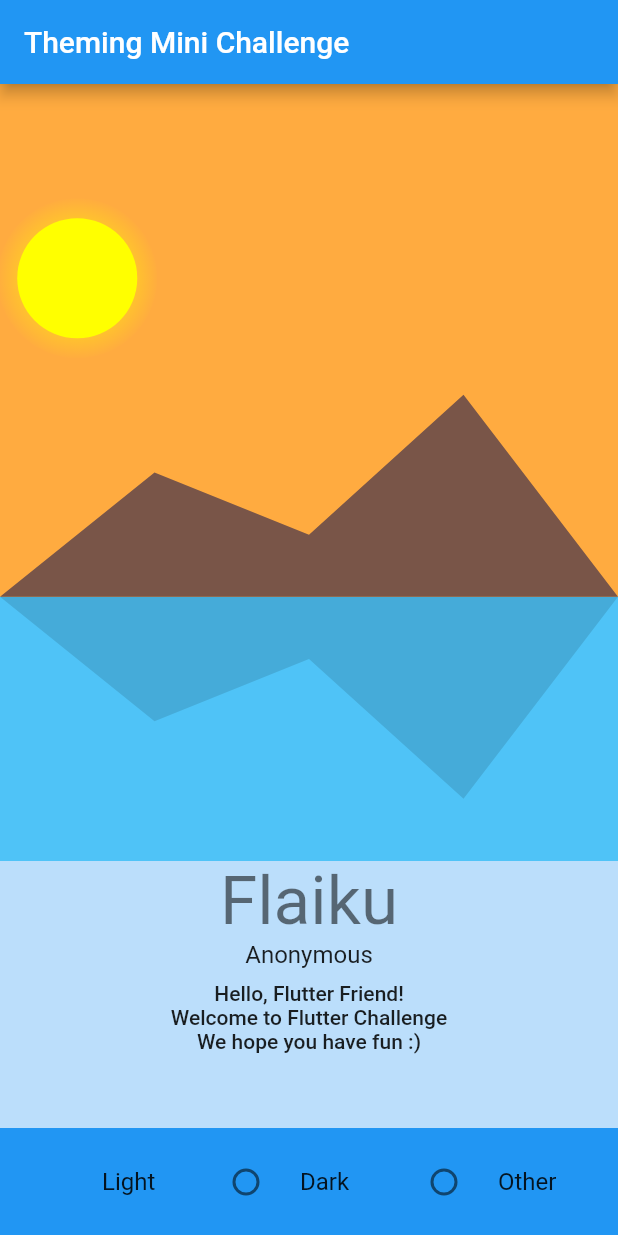
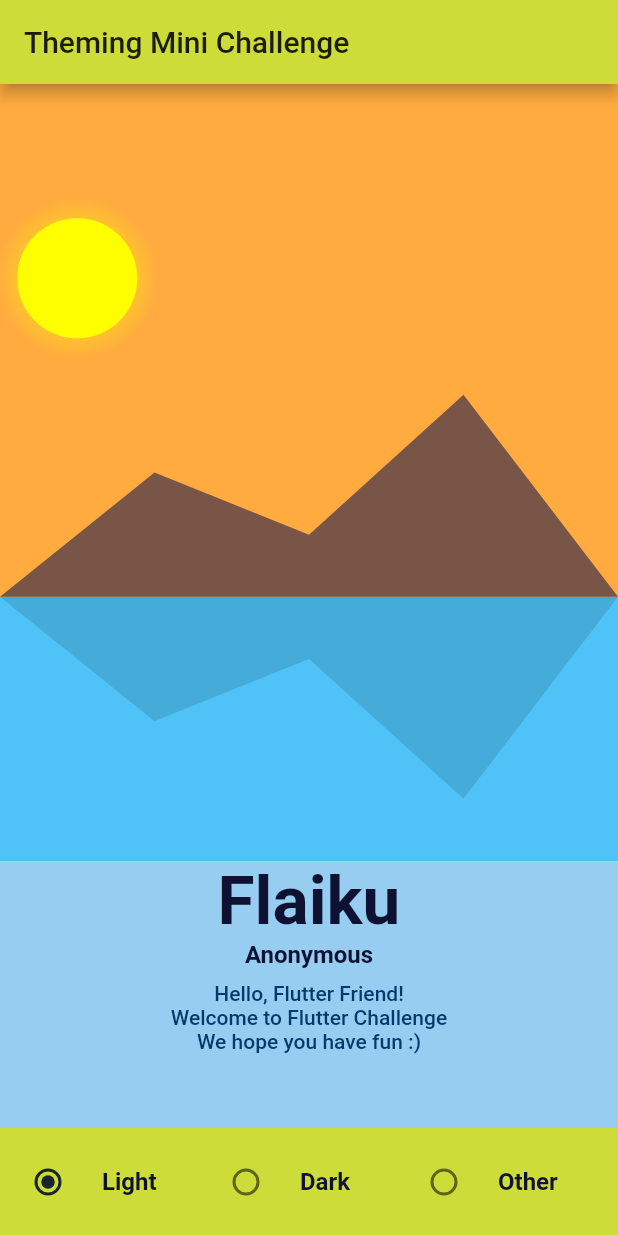
Before and after one commit to Flutter-Challenge/mini_challenge_1_starter_app, a Flutter app: the screen it shows after launch, on a phone screen of 412 x 824 dp. Run offline on Flutter 3.47's test engine with Material 2 defaults, Android fonts, the phone set to English and light mode, and no system bars.

Commit message:
Added my custom theme

```diff
--- a/lib/themes/my_theme.dart
+++ b/lib/themes/my_theme.dart
@@ -29,11 +29,40 @@ class MyTheme with ChangeNotifier {
   ThemeData get currentThemeData {
     switch (themeType) {
       case ThemeType.Light:
-        return ThemeData();
+        return ThemeData(
+            primaryColor: Colors.lime,
+            primaryColorLight: Color(0xff96cdf0),
+            accentColor: Color(0xff182628),
+            backgroundColor: Color(0xff3b945e),
+            textTheme: TextTheme(
+                headline3: TextStyle(
+                    color: Color(0xff0E1132), fontWeight: FontWeight.bold),
+                subtitle1: TextStyle(
+                    color: Color(0xff0E1132), fontWeight: FontWeight.w600),
+                bodyText1: TextStyle(color: Color(0xff04396C))));
       case ThemeType.Dark:
-        return ThemeData();
+        return ThemeData(
+            primaryColor: Color(0xff10282d),
+            primaryColorLight: Color(0xff4E4E50),
+            accentColor: Color(0xffe1f1f4),
+            backgroundColor: Color(0xff182628),
+            textTheme: TextTheme(
+                headline3: TextStyle(
+                    color: Color(0xffffffff), fontWeight: FontWeight.bold),
+                subtitle1: TextStyle(
+                    color: Color(0xffffffff), fontWeight: FontWeight.w600),
+                bodyText1: TextStyle(color: Color(0xebEDF5E0))));
       case ThemeType.Other:
-        return ThemeData();
+        return ThemeData(
+            primaryColor: Colors.pink[100],
+            primaryColorLight: Colors.deepPurpleAccent[100],
+            accentColor: Color(0xff2a1b3d),
+            textTheme: TextTheme(
+                headline3: TextStyle(
+                    color: Color(0xff25274D), fontWeight: FontWeight.bold),
+                subtitle1: TextStyle(
+                    color: Color(0xff25274D), fontWeight: FontWeight.w600),
+                bodyText1: TextStyle(color: Color(0xff24315E))));
     }
   }
 }
```
